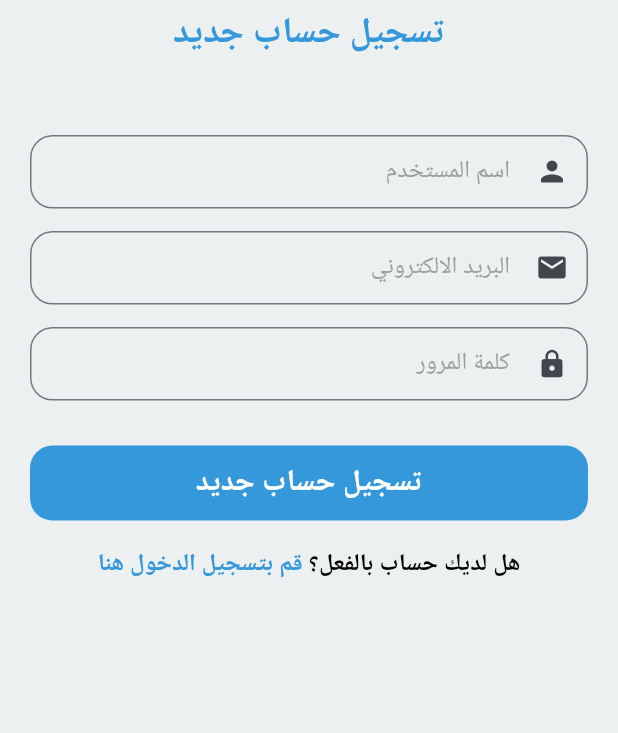
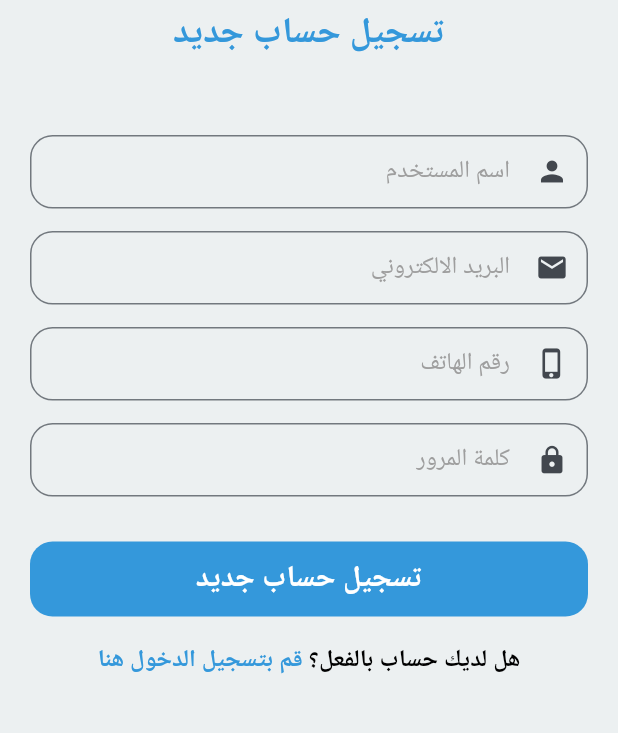
Before and after one commit to MohamedEzzat5/pteye, a Flutter app: the RegisterViewBody screen opened directly, on a phone screen of 412 x 824 dp, the part 376-1109 px from its top. Run offline on Flutter 3.47's test engine with Material 3 defaults, Android fonts, the phone set to English and light mode, and no system bars; drawn by our look-alikes of modal_progress_hud_nsn; our stand-ins replace dio, firebase_auth, firebase_core, flutter_bloc, flutter_svg, go_router and 3 more; accounts and stored records are empty; network calls fail; Roboto replaces fonts that are missing (Tajawal).

```diff
--- a/lib/Features/auth/presentation/manger/login_cubit/login_state.dart
+++ b/lib/Features/auth/presentation/manger/login_cubit/login_state.dart
@@ -1,13 +1,14 @@
-part of 'login_cubit.dart';
-
-@immutable
+// States
 abstract class LoginState {}
 
 class LoginInitial extends LoginState {}
+
+class LoginLoading extends LoginState {}
+
 class LoginSuccess extends LoginState {}
+
 class LoginFailure extends LoginState {
-  final String errMessage;
+  final String error;
 
-  LoginFailure({required this.errMessage});
+  LoginFailure({required this.error});
 }
-class LoginLoading extends LoginState {}
--- a/lib/Features/auth/presentation/manger/register_cubit/register_state.dart
+++ b/lib/Features/auth/presentation/manger/register_cubit/register_state.dart
@@ -1,13 +1,14 @@
-part of 'register_cubit.dart';
-
-
+// States
 abstract class RegisterState {}
 
 class RegisterInitial extends RegisterState {}
+
+class RegisterLoading extends RegisterState {}
+
 class RegisterSuccess extends RegisterState {}
+
 class RegisterFailure extends RegisterState {
-  final String errMessage;
+  final String error;
 
-  RegisterFailure({required this.errMessage});
+  RegisterFailure({required this.error});
 }
-class RegisterLoading extends RegisterState {}
--- a/lib/Features/auth/presentation/view/widgets/login_view_body.dart
+++ b/lib/Features/auth/presentation/view/widgets/login_view_body.dart
@@ -1,6 +1,7 @@
 import 'package:flutter/material.dart';
 import 'package:go_router/go_router.dart';
 import 'package:pteye/Features/auth/presentation/manger/login_cubit/login_cubit.dart';
+import 'package:pteye/Features/auth/presentation/manger/login_cubit/login_state.dart';
 import 'package:pteye/core/utils/app_router.dart';
 import 'package:pteye/core/utils/constance.dart';
 import 'package:pteye/core/utils/style.dart';
@@ -35,7 +36,7 @@ class LoginViewBody extends StatelessWidget {
         message: 'تم تسجيل الدخول بنجاح',
       );
     } else if (state is LoginFailure) {
-      return showSnackBar(context, message: state.errMessage);
+      return showSnackBar(context, message: state.error);
 
     }
   },
@@ -119,7 +120,7 @@ class LoginViewBody extends StatelessWidget {
                       if (formKey.currentState!.validate()) {
                         BlocProvider.of<LoginCubit>(context).loginUser(
                             email: emailController.text,
-                            password: passwordController.text).then((value) {});
+                            password: passwordController.text);
                       } else {}
                     },
                     text: 'تسجيل الدخول',
--- a/lib/Features/auth/presentation/view/widgets/register_view_body.dart
+++ b/lib/Features/auth/presentation/view/widgets/register_view_body.dart
@@ -1,6 +1,7 @@
 import 'package:flutter/material.dart';
 import 'package:go_router/go_router.dart';
 import 'package:pteye/Features/auth/presentation/manger/register_cubit/register_cubit.dart';
+import 'package:pteye/Features/auth/presentation/manger/register_cubit/register_state.dart';
 import 'package:pteye/core/utils/app_router.dart';
 import 'package:pteye/core/utils/constance.dart';
 import 'package:pteye/core/utils/style.dart';
@@ -18,6 +19,7 @@ class RegisterViewBody extends StatelessWidget {
   final TextEditingController emailController = TextEditingController();
   final TextEditingController passwordController = TextEditingController();
   final TextEditingController nameController = TextEditingController();
+  final TextEditingController phoneController = TextEditingController();
   GlobalKey<FormState> formKey = GlobalKey();
   bool isLoaded = false;
 
@@ -39,7 +41,7 @@ class RegisterViewBody extends StatelessWidget {
           isLoaded = false;
           return showSnackBar(
             (context),
-            message: state.errMessage,
+            message: state.error,
           );
         }
       },
@@ -103,6 +105,29 @@ class RegisterViewBody extends StatelessWidget {
                         textAlign: TextAlign.right,
                         suffixIcon: const Icon(
                           Icons.email,
+                          size: 22,
+                        ),
+                        inputBorder: OutlineInputBorder(
+                          borderRadius: BorderRadius.circular(15),
+                        ),
+                        inputFocusedBorder: OutlineInputBorder(
+                            borderRadius: BorderRadius.circular(15),
+                            borderSide: const BorderSide(
+                              color: kPrimaryColor,
+                            )),
+                      ),
+                      const SizedBox(
+                        height: 15,
+                      ),
+                      CustomFormField(
+                        controller: phoneController,
+                        onChanged: (data) {
+                        },
+                        keyboardType: TextInputType.number,
+                        hintText: 'رقم الهاتف',
+                        textAlign: TextAlign.right,
+                        suffixIcon: const Icon(
+                          Icons.phone_iphone,
                           size: 22,
                         ),
                         inputBorder: OutlineInputBorder(
--- a/lib/main.dart
+++ b/lib/main.dart
@@ -1,6 +1,8 @@
 import 'package:firebase_core/firebase_core.dart';
 import 'package:flutter/material.dart';
 import 'package:google_fonts/google_fonts.dart';
+import 'package:pteye/Features/auth/data/repos/auth_repo.dart';
+import 'package:pteye/Features/auth/data/repos/auth_repo_impl.dart';
 import 'package:pteye/Features/auth/presentation/manger/login_cubit/login_cubit.dart';
 import 'package:pteye/core/utils/app_router.dart';
 import 'package:pteye/core/utils/constance.dart';
@@ -10,24 +12,30 @@ import 'package:pteye/firebase_options.dart';
 import 'Features/auth/presentation/manger/register_cubit/register_cubit.dart';
 
 void main() async{
-  WidgetsFlutterBinding.ensureInitialized();
-  await Firebase.initializeApp(
-      options: DefaultFirebaseOptions.currentPlatform,);
-  runApp(const MyApp());
+  try {
+    WidgetsFlutterBinding.ensureInitialized();
+    await Firebase.initializeApp(
+        options: DefaultFirebaseOptions.currentPlatform,);
+  } catch (e) {
+    // TODO
+  }
+
+  runApp( MyApp());
 }
 
 class MyApp extends StatelessWidget {
-  const MyApp({super.key});
-
+   MyApp({super.key});
+   String email = 'mohamed10@email.com'; // Replace with your actual email
+  String password = '123456789';
   @override
   Widget build(BuildContext context) {
     return MultiBlocProvider(
       providers: [
         BlocProvider(
-          create: (context) => RegisterCubit(),
+          create: (context) => RegisterCubit(AuthRepoImplementation()),
         ),
         BlocProvider(
-          create: (context) => LoginCubit(),
+          create: (context) => LoginCubit(AuthRepoImplementation()..loginUser(email, password)),
         ),
       ],
       child: MaterialApp.router(
--- a/pubspec.yaml
+++ b/pubspec.yaml
@@ -52,6 +52,7 @@ dev_dependencies:
   modal_progress_hud_nsn: ^0.4.0
   bottom_navy_bar: ^6.0.0
   persistent_bottom_nav_bar: ^5.0.2
+  shared_preferences: ^2.2.2
 
 
   # The "flutter_lints" package below contains a set of recommended lints to
```
Also changed, not shown: lib/Features/auth/data/repos/auth_repo.dart (+8 -5 lines), lib/Features/auth/data/repos/auth_repo_impl.dart (+72 -50 lines), lib/Features/auth/presentation/manger/login_cubit/login_cubit.dart (+36 -24 lines), lib/Features/auth/presentation/manger/register_cubit/register_cubit.dart (+33 -15 lines), lib/Features/profile/presentation/views/profile_view.dart (added, +64 -0 lines), lib/Features/profile/presentation/views/widgets/custom_Container.dart (added, +22 -0 lines), lib/Features/profile/presentation/views/widgets/custom_align_text.dart (added, +17 -0 lines), lib/Features/profile/presentation/views/widgets/custom_avatar.dart (added, +14 -0 lines), lib/Features/profile/profile_view.dart (deleted, +0 -14 lines), lib/core/utils/widgets/navigation_bar.dart (+13 -11 lines), pubspec.lock.
